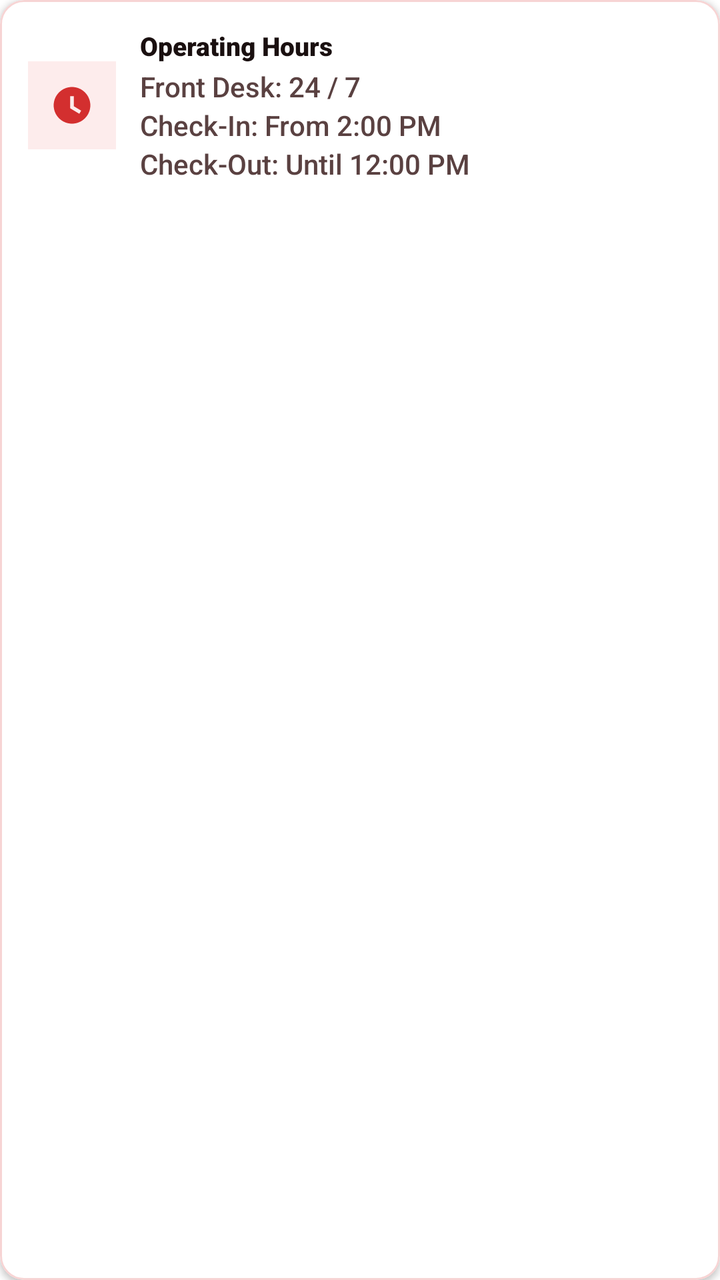
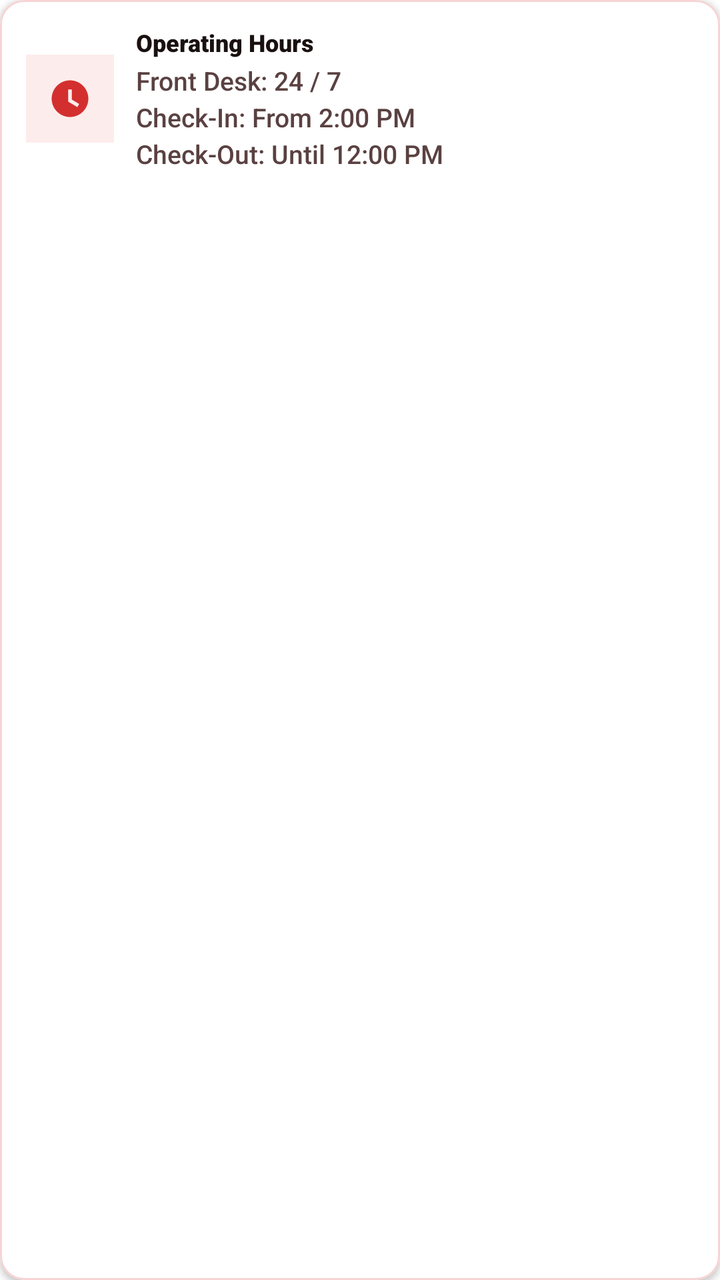

Before-and-after screenshots of an Android layout around one commit, followed by the original layout XML and the change that was made.
<!-- AndroidManifest.xml: application theme Theme.VelocitySuites -->
<!-- res/layout/item_landing_contact_hours.xml -->
<?xml version="1.0" encoding="utf-8"?>
<com.google.android.material.card.MaterialCardView xmlns:android="http://schemas.android.com/apk/res/android"
    xmlns:app="http://schemas.android.com/apk/res-auto"
    android:layout_width="match_parent"
    android:layout_height="wrap_content"
    android:layout_marginTop="10dp"
    app:cardBackgroundColor="@color/velocity_surface_elevated"
    app:cardCornerRadius="@dimen/card_corner_radius"
    app:cardElevation="@dimen/card_elevation"
    app:strokeColor="@color/velocity_red_subtle"
    app:strokeWidth="1dp">

    <LinearLayout
        android:layout_width="match_parent"
        android:layout_height="wrap_content"
        android:gravity="center_vertical"
        android:orientation="horizontal"
        android:padding="14dp">

        <FrameLayout
            android:layout_width="44dp"
            android:layout_height="44dp"
            android:background="@drawable/bg_icon_circle_badge">

            <ImageView
                android:layout_width="22dp"
                android:layout_height="22dp"
                android:layout_gravity="center"
                android:importantForAccessibility="no"
                android:src="@drawable/ic_clock"
                app:tint="@color/velocity_red_primary" />
        </FrameLayout>

        <LinearLayout
            android:layout_width="0dp"
            android:layout_height="wrap_content"
            android:layout_marginStart="12dp"
            android:layout_weight="1"
            android:orientation="vertical">

            <TextView
                android:layout_width="match_parent"
                android:layout_height="wrap_content"
                android:fontFamily="sans-serif-black"
                android:text="@string/landing_hotel_hours_label"
                android:textColor="@color/velocity_text_primary"
                android:textSize="13sp" />

            <TextView
                android:layout_width="match_parent"
                android:layout_height="wrap_content"
                android:layout_marginTop="2dp"
                android:fontFamily="sans-serif-medium"
                android:lineSpacingExtra="3dp"
                android:text="@string/landing_hotel_hours"
                android:textColor="@color/velocity_text_secondary"
                android:textSize="14sp" />
        </LinearLayout>
    </LinearLayout>
</com.google.android.material.card.MaterialCardView>
<!-- resources referenced by this layout -->
<resources>
  <color name="velocity_red_primary">#D32F2F</color>
  <color name="velocity_red_subtle">#F7D4D4</color>
  <color name="velocity_surface_elevated">#FFFFFF</color>
  <color name="velocity_text_primary">#1A1010</color>
  <color name="velocity_text_secondary">#5A4141</color>
  <dimen name="card_corner_radius">12dp</dimen>
  <dimen name="card_elevation">2dp</dimen>
  <!-- drawable bg_icon_circle_badge (drawable) -->
  <?xml version="1.0" encoding="utf-8"?>
  <shape xmlns:android="http://schemas.android.com/apk/res/android"
      android:shape="rectangle">
      <solid android:color="@color/velocity_red_soft" />
  </shape>
  <!-- drawable ic_clock (drawable) -->
  ﻿<vector xmlns:android="http://schemas.android.com/apk/res/android"
      android:width="24dp"
      android:height="24dp"
      android:viewportWidth="24"
      android:viewportHeight="24">
      <path
          android:fillColor="#FF000000"
          android:pathData="M12,2C6.5,2 2,6.5 2,12s4.5,10 10,10s10,-4.5 10,-10S17.5,2 12,2zM13,12.5l4,2.4l-1,1.7l-5,-3V7h2v5.5z" />
  </vector>
  <string name="landing_hotel_hours">Front Desk: 24 / 7\nCheck-In: From 2:00 PM\nCheck-Out: Until 12:00 PM</string>
  <string name="landing_hotel_hours_label">Operating Hours</string>
  <color name="velocity_red_soft">#FDECEC</color>
  <color name="velocity_red_dark">#7F1212</color>
  <color name="white">#FFFFFFFF</color>
  <color name="velocity_red_rose">#EF5350</color>
  <color name="velocity_red_deep">#5A0A0A</color>
  <style name="ShapeAppearance.Velocity.Square" parent="">
          <item name="cornerFamily">rounded</item>
          <item name="cornerSize">0dp</item>
      </style>
  <style name="ShapeAppearance.Velocity.Card" parent="">
          <item name="cornerFamily">rounded</item>
          <item name="cornerSize">@dimen/card_corner_radius</item>
      </style>
  <style name="Widget.Velocity.Card.Flat" parent="Widget.MaterialComponents.CardView">
          <item name="cardElevation">@dimen/card_elevation</item>
          <item name="cardCornerRadius">@dimen/card_corner_radius</item>
          <item name="cardBackgroundColor">@color/velocity_surface_elevated</item>
          <item name="strokeColor">@color/velocity_divider_hairline</item>
          <item name="strokeWidth">1dp</item>
          <item name="shapeAppearance">@style/ShapeAppearance.Velocity.Card</item>
      </style>
  <style name="Widget.Velocity.Flat.Chip" parent="Widget.MaterialComponents.Chip.Choice">
          <item name="shapeAppearance">@style/ShapeAppearance.Velocity.Square</item>
          <item name="shapeAppearanceOverlay">@style/ShapeAppearance.Velocity.Square</item>
          <item name="chipCornerRadius">0dp</item>
          <item name="android:minHeight">48dp</item>
          <item name="chipMinHeight">48dp</item>
          <item name="chipStrokeWidth">1dp</item>
          <item name="android:elevation">0dp</item>
      </style>
  <style name="Widget.Velocity.Flat.Snackbar" parent="Widget.MaterialComponents.Snackbar">
          <item name="android:background">@drawable/bg_snackbar_flat</item>
          <item name="android:elevation">0dp</item>
      </style>
  <color name="velocity_divider_hairline">#1A000000</color>
  <!-- drawable bg_snackbar_flat (drawable) -->
  <?xml version="1.0" encoding="utf-8"?>
  <shape xmlns:android="http://schemas.android.com/apk/res/android" android:shape="rectangle">
      <solid android:color="#323232" />
      <stroke android:width="1dp" android:color="#33FFFFFF" />
      <corners android:radius="0dp" />
  </shape>
  <style name="Widget.Velocity.Flat.BottomSheet" parent="Widget.MaterialComponents.BottomSheet.Modal">
          <item name="shapeAppearanceOverlay">@style/ShapeAppearance.Velocity.Square</item>
          <item name="android:elevation">0dp</item>
          <item name="backgroundTint">@color/velocity_surface_elevated</item>
      </style>
  <!-- unchanged entries left out for length: 7 -->
</resources>

<!-- the commit's change to res/layout/item_landing_contact_hours.xml (unified diff, before → after) -->
@@ -15,7 +15,7 @@
         android:layout_height="wrap_content"
         android:gravity="center_vertical"
         android:orientation="horizontal"
-        android:padding="14dp">
+        android:padding="13dp">
 
         <FrameLayout
             android:layout_width="44dp"
@@ -34,7 +34,7 @@
         <LinearLayout
             android:layout_width="0dp"
             android:layout_height="wrap_content"
-            android:layout_marginStart="12dp"
+            android:layout_marginStart="11dp"
             android:layout_weight="1"
             android:orientation="vertical">
 
@@ -44,7 +44,7 @@
                 android:fontFamily="sans-serif-black"
                 android:text="@string/landing_hotel_hours_label"
                 android:textColor="@color/velocity_text_primary"
-                android:textSize="13sp" />
+                android:textSize="12sp" />
 
             <TextView
                 android:layout_width="match_parent"
@@ -54,7 +54,7 @@
                 android:lineSpacingExtra="3dp"
                 android:text="@string/landing_hotel_hours"
                 android:textColor="@color/velocity_text_secondary"
-                android:textSize="14sp" />
+                android:textSize="13sp" />
         </LinearLayout>
     </LinearLayout>
 </com.google.android.material.card.MaterialCardView>
